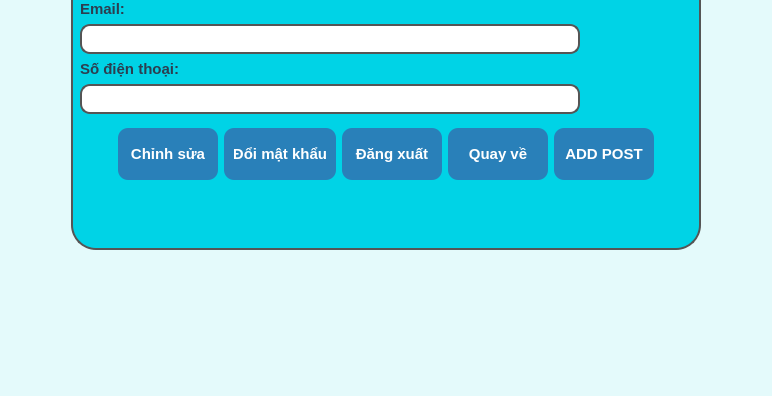
dhqkhanh2430/ScrollTravel-PROJECT, file MAIN PROJECT/BACKENDWORK/profilePage.ui: the form before one commit; both pictures show x 158 to 930 and y 374 to 770 of the 1087 by 770 pixel window.
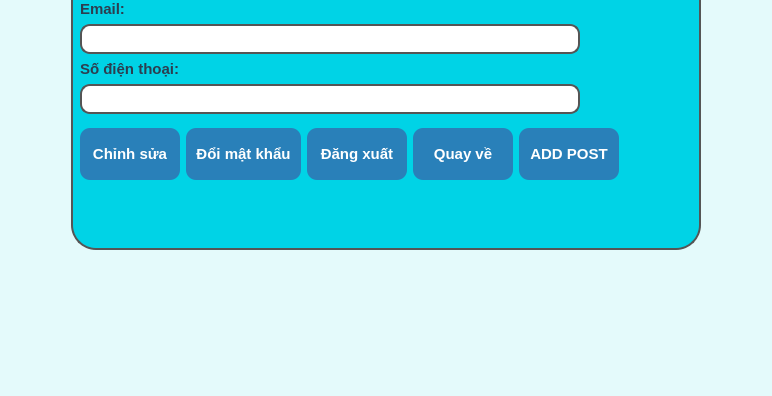
The form after the commit. Icons and pictures are not drawn.

Diff of the .ui file:
```diff
--- a/MAIN PROJECT/BACKENDWORK/profilePage.ui
+++ b/MAIN PROJECT/BACKENDWORK/profilePage.ui
@@ -353,19 +353,6 @@
        </item>
        <item>
         <layout class="QHBoxLayout" name="horizontalLayout">
-         <item>
-          <spacer name="horizontalSpacer_5">
-           <property name="orientation">
-            <enum>Qt::Horizontal</enum>
-           </property>
-           <property name="sizeHint" stdset="0">
-            <size>
-             <width>40</width>
-             <height>20</height>
-            </size>
-           </property>
-          </spacer>
-         </item>
          <item>
           <widget class="QPushButton" name="editBtn">
            <property name="minimumSize">
```
